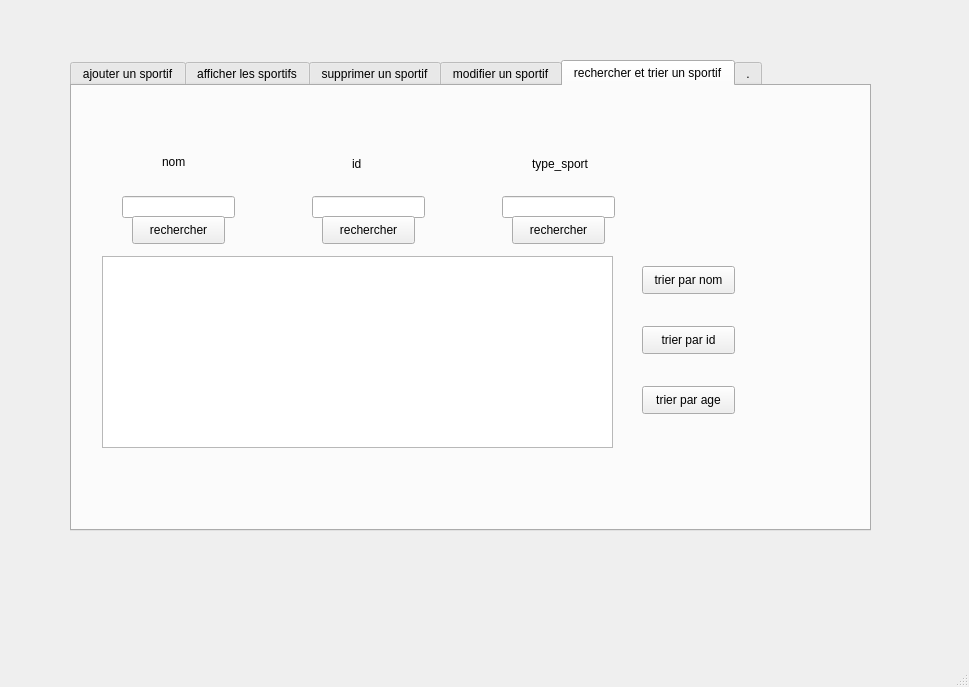
This is mainwindow.ui in dhiaeddine12/olympic_games_2A20 as Qt 5 draws it before an edit. The edited form follows.
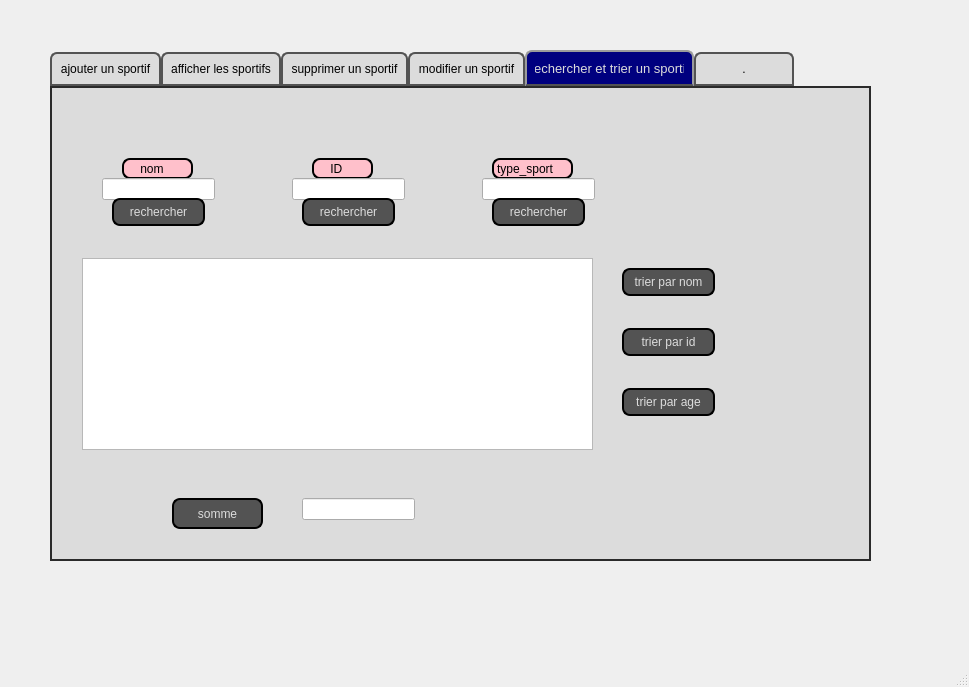
This is the edited form. The open tabs and pages were chosen to show the change. Icons and pictures are not drawn.

```diff
--- a/mainwindow.ui
+++ b/mainwindow.ui
@@ -17,12 +17,57 @@
    <widget class="QTabWidget" name="tabWidget">
     <property name="geometry">
      <rect>
-      <x>70</x>
-      <y>60</y>
-      <width>801</width>
-      <height>471</height>
+      <x>50</x>
+      <y>50</y>
+      <width>821</width>
+      <height>511</height>
      </rect>
     </property>
+    <property name="styleSheet">
+     <string notr="true">QTabWidget::pane { /* The tab widget frame */
+border-top: 2px solid #2a2a2a; 
+border-left: 2px solid #2a2a2a;
+border-right: 2px solid #2a2a2a ; 
+border-bottom: 2px solid #2a2a2a; 
+background: #dcdcdc;
+	
+	
+	/*border-top-color: rgb(0, 0, 0);*/
+
+}
+QTabWidget::tab-bar {
+left: 0px; /* move to the right by 5px */
+}
+QTabBar::tab {
+background: #dcdcdc;
+border: 2px solid #535353;
+border-bottom-color: #535353; 
+border-top-left-radius: 7px;
+border-top-right-radius: 7px;
+min-width: 80px;
+padding: 8px;
+color: rgb(50, 50, 162);
+	color: rgb(0, 0, 0);
+font-size:12px;
+font-family:Arial, Helvetica, sans-serif;
+}
+QTabBar::tab:selected,QTabBar::tab:hover {
+	
+	
+	color: rgb(255, 255, 255);
+	background-color: rgb(0, 0, 127);
+}
+QTabBar::tab:selected {
+border-color: #9B9B9B;
+border-bottom-color: #535353; /* same as pane color */
+color: #dcdcdc;
+font-size:13px;
+font-family:Arial, Helvetica, sans-serif;
+}
+QTabBar::tab:!selected {
+margin-top: 2px; /* make non-selected tabs look smaller */
+}</string>
+    </property>
     <property name="currentIndex">
      <number>2</number>
     </property>
@@ -484,38 +529,86 @@
      <widget class="QLabel" name="label_15">
       <property name="geometry">
        <rect>
-        <x>90</x>
-        <y>60</y>
+        <x>70</x>
+        <y>70</y>
         <width>71</width>
-        <height>31</height>
+        <height>21</height>
        </rect>
       </property>
+      <property name="styleSheet">
+       <string notr="true">QLabel {
+color: #000000;
+background:#FFC0CB;
+border: none;
+font-size:12px;
+font-family:Arial, Helvetica, sans-serif;
+border: 2px solid ;
+border-radius: 8px;
+}
+QPushButton:hover {
+color:#fff;
+background-color: rgb(0, 0, 127);
+border: none;
+}</string>
+      </property>
       <property name="text">
-       <string>nom</string>
+       <string>    nom</string>
       </property>
      </widget>
      <widget class="QLabel" name="label_16">
       <property name="geometry">
        <rect>
-        <x>280</x>
+        <x>260</x>
         <y>70</y>
-        <width>56</width>
-        <height>16</height>
+        <width>61</width>
+        <height>21</height>
        </rect>
       </property>
+      <property name="styleSheet">
+       <string notr="true">QLabel {
+color: #000000;
+background:#FFC0CB;
+border: none;
+font-size:12px;
+font-family:Arial, Helvetica, sans-serif;
+border: 2px solid ;
+border-radius: 8px;
+}
+QPushButton:hover {
+color:#fff;
+background-color: rgb(0, 0, 127);
+border: none;
+}</string>
+      </property>
       <property name="text">
-       <string>id</string>
+       <string>    ID</string>
       </property>
      </widget>
      <widget class="QLabel" name="label_17">
       <property name="geometry">
        <rect>
-        <x>460</x>
+        <x>440</x>
         <y>70</y>
-        <width>91</width>
-        <height>16</height>
+        <width>81</width>
+        <height>21</height>
        </rect>
       </property>
+      <property name="styleSheet">
+       <string notr="true">QLabel {
+color: #000000;
+background:#FFC0CB;
+border: none;
+font-size:12px;
+font-family:Arial, Helvetica, sans-serif;
+border: 2px solid ;
+border-radius: 8px;
+}
+QPushButton:hover {
+color:#fff;
+background-color: rgb(0, 0, 127);
+border: none;
+}</string>
+      </property>
       <property name="text">
        <string>type_sport</string>
       </property>
@@ -524,7 +617,7 @@
       <property name="geometry">
        <rect>
         <x>50</x>
-        <y>110</y>
+        <y>90</y>
         <width>113</width>
         <height>22</height>
        </rect>
@@ -534,7 +627,7 @@
       <property name="geometry">
        <rect>
         <x>240</x>
-        <y>110</y>
+        <y>90</y>
         <width>113</width>
         <height>22</height>
        </rect>
@@ -544,7 +637,7 @@
       <property name="geometry">
        <rect>
         <x>430</x>
-        <y>110</y>
+        <y>90</y>
         <width>113</width>
         <height>22</height>
        </rect>
@@ -564,11 +657,27 @@
       <property name="geometry">
        <rect>
         <x>60</x>
-        <y>130</y>
+        <y>110</y>
         <width>93</width>
         <height>28</height>
        </rect>
       </property>
+      <property name="styleSheet">
+       <string notr="true">QPushButton {
+color: #dcdcdc;
+background:#535353;
+border: none;
+font-size:12px;
+font-family:Arial, Helvetica, sans-serif;
+border: 2px solid ;
+border-radius: 8px;
+}
+QPushButton:hover {
+color:#fff;
+	background-color: rgb(0, 0, 127);
+border: none;
+}</string>
+      </property>
       <property name="text">
        <string>rechercher</string>
       </property>
@@ -577,11 +686,27 @@
       <property name="geometry">
        <rect>
         <x>250</x>
-        <y>130</y>
+        <y>110</y>
         <width>93</width>
         <height>28</height>
        </rect>
       </property>
+      <property name="styleSheet">
+       <string notr="true">QPushButton {
+color: #dcdcdc;
+background:#535353;
+border: none;
+font-size:12px;
+font-family:Arial, Helvetica, sans-serif;
+border: 2px solid ;
+border-radius: 8px;
+}
+QPushButton:hover {
+color:#fff;
+	background-color: rgb(0, 0, 127);
+border: none;
+}</string>
+      </property>
       <property name="text">
        <string>rechercher</string>
       </property>
@@ -590,11 +715,27 @@
       <property name="geometry">
        <rect>
         <x>440</x>
-        <y>130</y>
+        <y>110</y>
         <width>93</width>
         <height>28</height>
        </rect>
       </property>
+      <property name="styleSheet">
+       <string notr="true">QPushButton {
+color: #dcdcdc;
+background:#535353;
+border: none;
+font-size:12px;
+font-family:Arial, Helvetica, sans-serif;
+border: 2px solid ;
+border-radius: 8px;
+}
+QPushButton:hover {
+color:#fff;
+	background-color: rgb(0, 0, 127);
+border: none;
+}</string>
+      </property>
       <property name="text">
        <string>rechercher</string>
       </property>
@@ -608,6 +749,22 @@
         <height>28</height>
        </rect>
       </property>
+      <property name="styleSheet">
+       <string notr="true">QPushButton {
+color: #dcdcdc;
+background:#535353;
+border: none;
+font-size:12px;
+font-family:Arial, Helvetica, sans-serif;
+border: 2px solid ;
+border-radius: 8px;
+}
+QPushButton:hover {
+color:#fff;
+	background-color: rgb(0, 0, 127);
+border: none;
+}</string>
+      </property>
       <property name="text">
        <string>trier par nom</string>
       </property>
@@ -621,6 +778,22 @@
         <height>28</height>
        </rect>
       </property>
+      <property name="styleSheet">
+       <string notr="true">QPushButton {
+color: #dcdcdc;
+background:#535353;
+border: none;
+font-size:12px;
+font-family:Arial, Helvetica, sans-serif;
+border: 2px solid ;
+border-radius: 8px;
+}
+QPushButton:hover {
+color:#fff;
+	background-color: rgb(0, 0, 127);
+border: none;
+}</string>
+      </property>
       <property name="text">
        <string>trier par id</string>
       </property>
@@ -634,6 +807,22 @@
         <height>28</height>
        </rect>
       </property>
+      <property name="styleSheet">
+       <string notr="true">QPushButton {
+color: #dcdcdc;
+background:#535353;
+border: none;
+font-size:12px;
+font-family:Arial, Helvetica, sans-serif;
+border: 2px solid ;
+border-radius: 8px;
+}
+QPushButton:hover {
+color:#fff;
+	background-color: rgb(0, 0, 127);
+border: none;
+}</string>
+      </property>
       <property name="text">
        <string>trier par age</string>
       </property>
@@ -643,8 +832,8 @@
        <rect>
         <x>0</x>
         <y>0</y>
-        <width>801</width>
-        <height>441</height>
+        <width>821</width>
+        <height>471</height>
        </rect>
       </property>
       <property name="text">
@@ -654,6 +843,45 @@
        <pixmap>D:/projet c++/olympics.jpg</pixmap>
       </property>
      </widget>
+     <widget class="QPushButton" name="pb_somme">
+      <property name="geometry">
+       <rect>
+        <x>120</x>
+        <y>410</y>
+        <width>91</width>
+        <height>31</height>
+       </rect>
+      </property>
+      <property name="styleSheet">
+       <string notr="true">QPushButton {
+color: #dcdcdc;
+background:#535353;
+border: none;
+font-size:12px;
+font-family:Arial, Helvetica, sans-serif;
+border: 2px solid ;
+border-radius: 8px;
+}
+QPushButton:hover {
+color:#fff;
+	background-color: rgb(0, 0, 127);
+border: none;
+}</string>
+      </property>
+      <property name="text">
+       <string>somme</string>
+      </property>
+     </widget>
+     <widget class="QLineEdit" name="lineEdit_s">
+      <property name="geometry">
+       <rect>
+        <x>250</x>
+        <y>410</y>
+        <width>113</width>
+        <height>22</height>
+       </rect>
+      </property>
+     </widget>
      <zorder>label_18</zorder>
      <zorder>label_15</zorder>
      <zorder>label_16</zorder>
```
Left out of the diff: 400 changed lines with no effect on the pictures.
